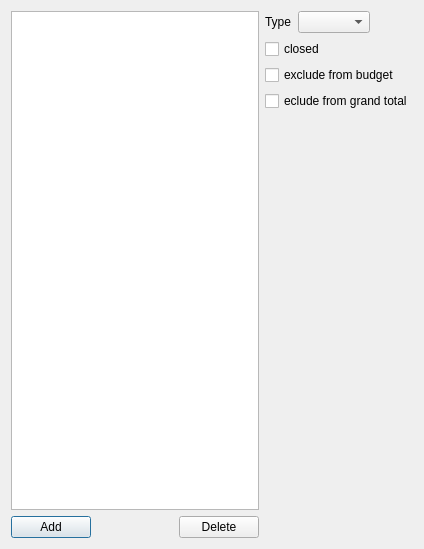
First picture: the form in QT/manageAccounts.ui, repository wordtinker/SimpleBudget, before the edit.
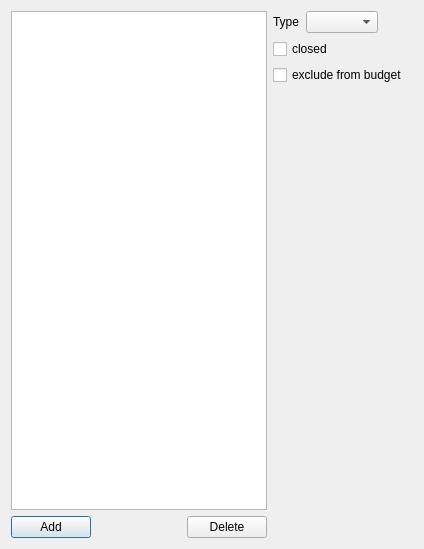
Second picture: the form after the edit.

Commit message: Merge exclude total and exclude budget attributes.

```diff
--- a/QT/manageAccounts.ui
+++ b/QT/manageAccounts.ui
@@ -102,13 +102,6 @@
        </property>
       </widget>
      </item>
-     <item>
-      <widget class="QCheckBox" name="exTotalBox">
-       <property name="text">
-        <string>eclude from grand total</string>
-       </property>
-      </widget>
-     </item>
      <item>
       <spacer name="verticalSpacer">
        <property name="orientation">
```
The commit also changes 6 other files.
